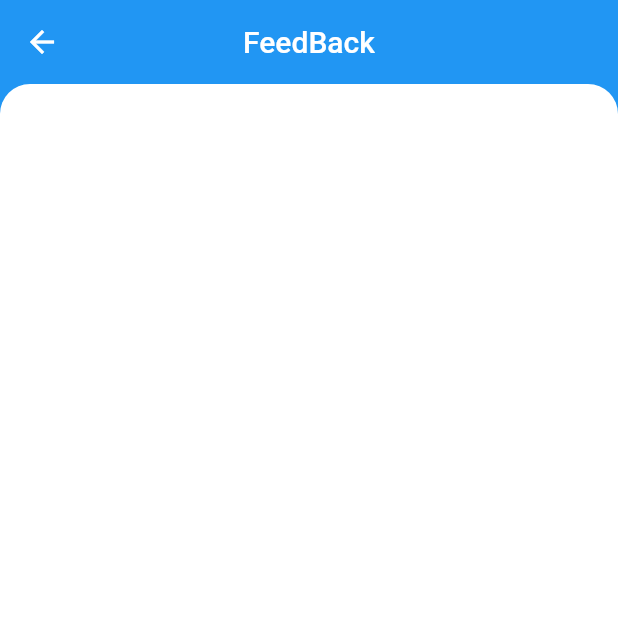
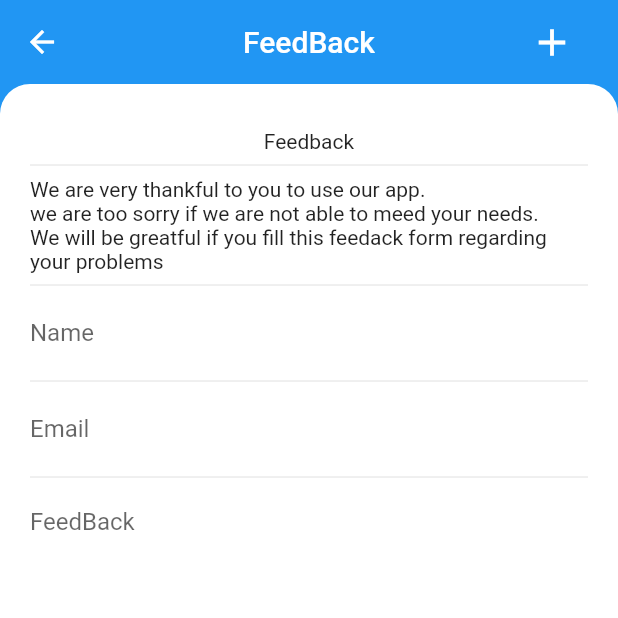
Before and after one commit to tuuhin/e-note, a Flutter app: the SettingPage screen opened directly, after a tap on "Feedback", on a phone screen of 412 x 824 dp, the top half of it. Run offline on Flutter 3.47's test engine with Material 2 defaults, Android fonts, the phone set to English and light mode, and no system bars; our stand-ins replace card_swiper, cloud_firestore, firebase_auth, firebase_core, flutter_spinkit, flutter_svg; missing offline and left inert: flutter_material_color_picker; accounts and stored records are empty.

Commit message:
added the feedback page

```diff
--- a/lib/auth/dbmanager.dart
+++ b/lib/auth/dbmanager.dart
@@ -284,4 +284,14 @@ class DataManager {
             }));
     return data;
   }
+
+  Future addFeedBack(String name, String email, String feedback) async {
+    try {
+      await FirebaseFirestore.instance
+          .collection('feedback')
+          .add({'name': name, 'email': email, 'feedback': feedback});
+    } catch (e) {
+      print(e.toString());
+    }
+  }
 }
--- a/lib/home/appscrs/openscreen.dart
+++ b/lib/home/appscrs/openscreen.dart
@@ -47,7 +47,7 @@ class _OpenScreenState extends State<OpenScreen>
           child: Scaffold(
             backgroundColor: Colors.transparent,
             body: TabBarView(
-                // physics: NeverScrollableScrollPhysics(),
+                physics: NeverScrollableScrollPhysics(),
                 controller: _tabs,
                 children: [
                   HomeScreen(),
--- a/lib/home/settingspage.dart
+++ b/lib/home/settingspage.dart
@@ -32,7 +32,9 @@ class _SettingPageState extends State<SettingPage> {
 
     return Scaffold(
       backgroundColor: Colors.lightBlue,
-      body: Column(
+      body: Container(
+        height: MediaQuery.of(context).size.height,
+        child: Column(
           crossAxisAlignment: CrossAxisAlignment.end,
           children: [
             SizedBox(height: 80),
@@ -133,13 +135,6 @@ class _SettingPageState extends State<SettingPage> {
                               style: TextStyle(fontWeight: FontWeight.bold)),
                           SizedBox(height: 10),
                           TextButton.icon(
-                          icon: Icon(Icons.logout),
-                          label: Text('Log Out'),
-                          onPressed: () async {
-                            await _auth.signOut();
-                          },
-                        ),
-                        TextButton.icon(
                               onPressed: () {
                                 Navigator.push(context, MaterialPageRoute(
                                     builder: (BuildContext ontext) {
@@ -157,6 +152,14 @@ class _SettingPageState extends State<SettingPage> {
                               },
                               label: Text('Feedback'),
                               icon: Icon(Icons.message)),
+                          TextButton.icon(
+                            icon: Icon(Icons.logout, color: Colors.redAccent),
+                            label: Text('Log Out',
+                                style: TextStyle(color: Colors.redAccent)),
+                            onPressed: () async {
+                              await _auth.signOut();
+                            },
+                          ),
                         ],
                       ),
                     ],
@@ -166,6 +169,7 @@ class _SettingPageState extends State<SettingPage> {
             ),
           ],
         ),
+      ),
     );
   }
 }
--- a/lib/pages/feedbackpage.dart
+++ b/lib/pages/feedbackpage.dart
@@ -1,7 +1,24 @@
 import 'package:flutter/material.dart';
 
-class FeedBackPage extends StatelessWidget {
-  const FeedBackPage({Key? key}) : super(key: key);
+class FeedBackPage extends StatefulWidget {
+  FeedBackPage({Key? key}) : super(key: key);
+
+  @override
+  _FeedBackPageState createState() => _FeedBackPageState();
+}
+
+class _FeedBackPageState extends State<FeedBackPage> {
+  late TextEditingController _name;
+  late TextEditingController _email;
+  late TextEditingController _feedback;
+
+  @override
+  void initState() {
+    super.initState();
+    _name = TextEditingController();
+    _email = TextEditingController();
+    _feedback = TextEditingController();
+  }
 
   @override
   Widget build(BuildContext context) {
@@ -10,13 +27,76 @@ class FeedBackPage extends StatelessWidget {
       appBar: AppBar(
         title: Text('FeedBack'),
         centerTitle: true,
+        brightness: Brightness.dark,
         elevation: 0,
+        actions: [
+          IconButton(
+              onPressed: () {
+                showDialog(
+                    context: context,
+                    builder: (BuildContext context) {
+                      return AlertDialog(
+                        title: Text('Add a feedback'),
+                        content: (_name.text.length == 0 ||
+                                _email.text.length == 0 ||
+                                _feedback.text.length == 0)
+                            ? Text(
+                                'Some values are missing can\'t add the feedback')
+                            : Text('giu'),
+                      );
+                    });
+              },
+              icon: Icon(Icons.add, size: 30)),
+          SizedBox(
+            width: 20,
+          )
+        ],
       ),
       body: Container(
+        height: MediaQuery.of(context).size.height,
+        width: MediaQuery.of(context).size.width,
         decoration: BoxDecoration(
             color: Colors.white,
             borderRadius: BorderRadius.only(
                 topLeft: Radius.circular(20), topRight: Radius.circular(20))),
+        child: Padding(
+          padding: const EdgeInsets.symmetric(horizontal: 20, vertical: 30),
+          child: Column(
+            children: [
+              Text('Feedback'),
+              Divider(),
+              Text('''
+We are very thankful to you to use our app.
+we are too sorry if we are not able to meed your needs.
+We will be greatful if you fill this feedack form regarding your problems'''),
+              Divider(),
+              TextField(
+                controller: _name,
+                decoration: InputDecoration(
+                    hintText: 'Name',
+                    border: UnderlineInputBorder(borderSide: BorderSide.none)),
+              ),
+              Divider(),
+              TextField(
+                controller: _email,
+                decoration: InputDecoration(
+                    hintText: 'Email',
+                    border: UnderlineInputBorder(borderSide: BorderSide.none)),
+              ),
+              Divider(),
+              Expanded(
+                  child: TextField(
+                controller: _feedback,
+                maxLines: null,
+                expands: true,
+                keyboardType: TextInputType.multiline,
+                decoration: InputDecoration(
+                    hintText: 'FeedBack',
+                    border: UnderlineInputBorder(borderSide: BorderSide.none)),
+              )),
+            ],
+          ),
+        ),
       ),
     );
   }
--- a/lib/pages/notepage.dart
+++ b/lib/pages/notepage.dart
@@ -20,7 +20,7 @@ class _NotePageState extends State<NotePage> {
 
   TextEditingController _body = TextEditingController();
 
-  String _currentCategory = 'uncategorised';
+  String _currentCategory = '';
 
   bool isSelected = false;
 
@@ -178,7 +178,9 @@ class _NotePageState extends State<NotePage> {
           if (snapshot.hasData) {
             List<String> _wid = snapshot.data;
             print(snapshot.data);
-            // String _currentCategory = _wid[0];
+            if (_currentCategory == '') {
+              _currentCategory = _wid[0];
+            }
             return Scaffold(
               backgroundColor: Colors.blue,
               appBar: PreferredSize(
```
Lines whose indentation alone changed are shown as unchanged.
